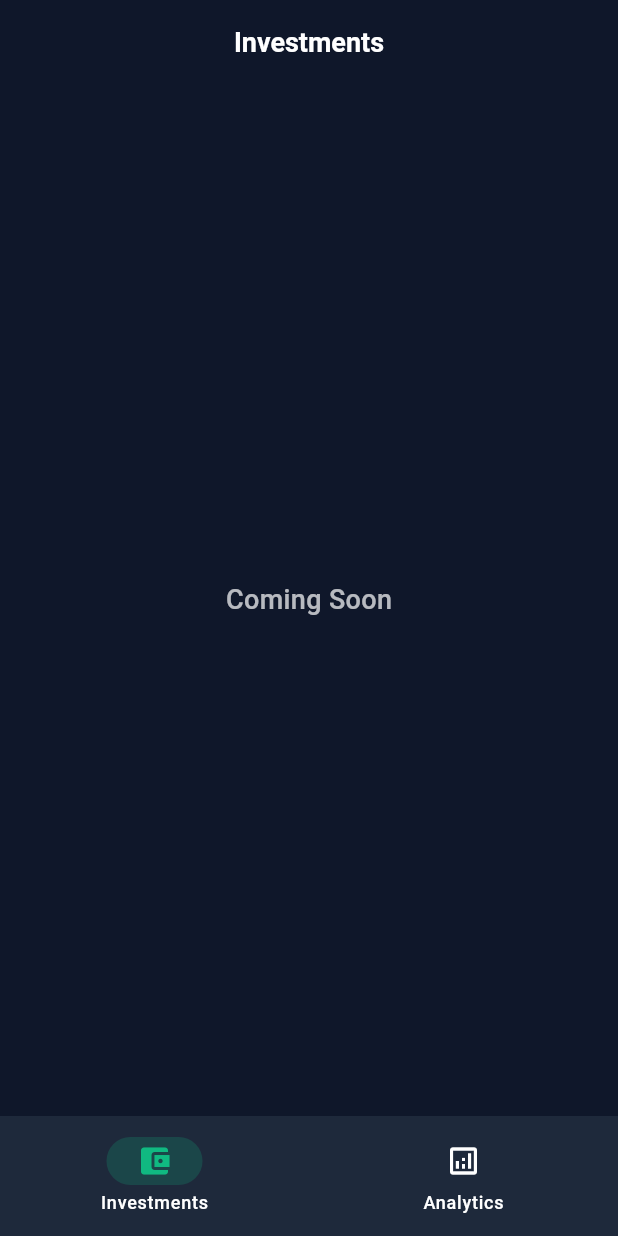
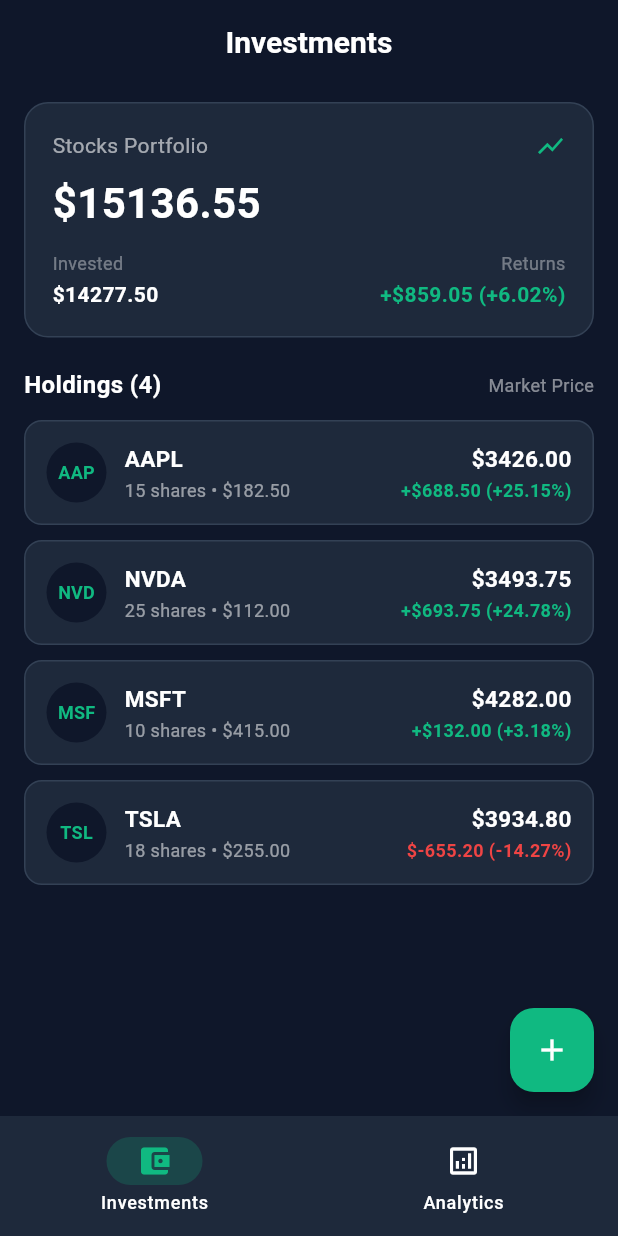
Before and after one commit to BharathPrabakar/InvestmentTracker, a Flutter app: the screen it shows after launch, on a phone screen of 412 x 824 dp. Run offline on Flutter 3.47's test engine with Material 3 defaults, Android fonts, the phone set to English and light mode, and no system bars.

Commit message:
feat(investments): add stock section with portfolio card, stock list, swipe-to-delete, and add modal

```diff
--- a/lib/main.dart
+++ b/lib/main.dart
@@ -1,4 +1,5 @@
 import 'package:flutter/material.dart';
+import 'screens/investments/investments_screen.dart';
 
 void main() {
   runApp(const InvestmentTrackerApp());
@@ -41,7 +42,7 @@
   int _currentIndex = 0;
 
   final List<Widget> _screens = const [
-    ScreenPlaceholder(title: 'Investments'),
+    InvestmentScreen(),
     ScreenPlaceholder(title: 'Analytics'),
   ];
 
--- /dev/null
+++ b/lib/models/stock_holding.dart
@@ -0,0 +1,24 @@
+class StockHolding {
+  final String id;
+  final String symbol;
+  final String companyName;
+  final double shares;
+  final double avgBuyPrice;
+  final double currentPrice;
+
+  const StockHolding({
+    required this.id,
+    required this.symbol,
+    required this.companyName,
+    required this.shares,
+    required this.avgBuyPrice,
+    required this.currentPrice,
+  });
+
+  double get investedValue => shares * avgBuyPrice;
+  double get currentValue => shares * currentPrice;
+  double get totalGainLoss => currentValue - investedValue;
+  double get totalGainLossPercentage =>
+      investedValue > 0 ? (totalGainLoss / investedValue) * 100 : 0.0;
+  bool get isProfitable => totalGainLoss >= 0;
+}
--- /dev/null
+++ b/lib/screens/investments/investments_screen.dart
@@ -0,0 +1,445 @@
+import 'package:flutter/material.dart';
+import '../../models/stock_holding.dart';
+
+class InvestmentScreen extends StatefulWidget {
+  const InvestmentScreen({super.key});
+
+  @override
+  State<InvestmentScreen> createState() => _InvestmentScreenState();
+}
+
+class _InvestmentScreenState extends State<InvestmentScreen> {
+  final List<StockHolding> _stocks = [
+    const StockHolding(
+      id: '1',
+      symbol: 'AAPL',
+      companyName: 'Apple Inc.',
+      shares: 15.0,
+      avgBuyPrice: 182.50,
+      currentPrice: 228.40,
+    ),
+    const StockHolding(
+      id: '2',
+      symbol: 'NVDA',
+      companyName: 'NVIDIA Corporation',
+      shares: 25.0,
+      avgBuyPrice: 112.00,
+      currentPrice: 139.75,
+    ),
+    const StockHolding(
+      id: '3',
+      symbol: 'MSFT',
+      companyName: 'Microsoft Corporation',
+      shares: 10.0,
+      avgBuyPrice: 415.00,
+      currentPrice: 428.20,
+    ),
+    const StockHolding(
+      id: '4',
+      symbol: 'TSLA',
+      companyName: 'Tesla, Inc.',
+      shares: 18.0,
+      avgBuyPrice: 255.00,
+      currentPrice: 218.60,
+    ),
+  ];
+
+  double get _totalInvested =>
+      _stocks.fold(0.0, (sum, stock) => sum + stock.investedValue);
+
+  double get _totalCurrentValue =>
+      _stocks.fold(0.0, (sum, stock) => sum + stock.currentValue);
+
+  double get _totalPnl => _totalCurrentValue - _totalInvested;
+
+  double get _totalPnlPercentage =>
+      _totalInvested > 0 ? (_totalPnl / _totalInvested) * 100 : 0.0;
+
+  void _openAddStockSheet() {
+    final symbolCtrl = TextEditingController();
+    final nameCtrl = TextEditingController();
+    final sharesCtrl = TextEditingController();
+    final buyPriceCtrl = TextEditingController();
+    final currentPriceCtrl = TextEditingController();
+
+    showModalBottomSheet(
+      context: context,
+      isScrollControlled: true,
+      backgroundColor: const Color(0xFF1E293B),
+      shape: const RoundedRectangleBorder(
+        borderRadius: BorderRadius.vertical(top: Radius.circular(20)),
+      ),
+      builder: (ctx) => Padding(
+        padding: EdgeInsets.only(
+          left: 20,
+          right: 20,
+          top: 20,
+          bottom: MediaQuery.of(ctx).viewInsets.bottom + 20,
+        ),
+        child: SingleChildScrollView(
+          child: Column(
+            mainAxisSize: MainAxisSize.min,
+            crossAxisAlignment: CrossAxisAlignment.start,
+            children: [
+              Row(
+                mainAxisAlignment: MainAxisAlignment.spaceBetween,
+                children: [
+                  const Text(
+                    'Add Stock Holding',
+                    style: TextStyle(
+                      fontSize: 18,
+                      fontWeight: FontWeight.bold,
+                      color: Colors.white,
+                    ),
+                  ),
+                  IconButton(
+                    icon: const Icon(Icons.close, color: Colors.white60),
+                    onPressed: () => Navigator.pop(ctx),
+                  ),
+                ],
+              ),
+              const SizedBox(height: 12),
+              TextField(
+                controller: symbolCtrl,
+                textCapitalization: TextCapitalization.characters,
+                decoration: const InputDecoration(
+                  labelText: 'Stock Symbol (e.g. GOOGL)',
+                  filled: true,
+                  fillColor: Color(0xFF0F172A),
+                  border: OutlineInputBorder(),
+                ),
+              ),
+              const SizedBox(height: 12),
+              TextField(
+                controller: nameCtrl,
+                decoration: const InputDecoration(
+                  labelText: 'Company Name (Optional)',
+                  filled: true,
+                  fillColor: Color(0xFF0F172A),
+                  border: OutlineInputBorder(),
+                ),
+              ),
+              const SizedBox(height: 12),
+              Row(
+                children: [
+                  Expanded(
+                    child: TextField(
+                      controller: sharesCtrl,
+                      keyboardType: const TextInputType.numberWithOptions(decimal: true),
+                      decoration: const InputDecoration(
+                        labelText: 'Shares',
+                        filled: true,
+                        fillColor: Color(0xFF0F172A),
+                        border: OutlineInputBorder(),
+                      ),
+                    ),
+                  ),
+                  const SizedBox(width: 12),
+                  Expanded(
+                    child: TextField(
+                      controller: buyPriceCtrl,
+                      keyboardType: const TextInputType.numberWithOptions(decimal: true),
+                      decoration: const InputDecoration(
+                        labelText: 'Avg Buy Price (\$)',
+                        filled: true,
+                        fillColor: Color(0xFF0F172A),
+                        border: OutlineInputBorder(),
+                      ),
+                    ),
+                  ),
+                ],
+              ),
+              const SizedBox(height: 12),
+              TextField(
+                controller: currentPriceCtrl,
+                keyboardType: const TextInputType.numberWithOptions(decimal: true),
+                decoration: const InputDecoration(
+                  labelText: 'Current Price (\$) (Defaults to Buy Price)',
+                  filled: true,
+                  fillColor: Color(0xFF0F172A),
+                  border: OutlineInputBorder(),
+                ),
+              ),
+              const SizedBox(height: 20),
+              SizedBox(
+                width: double.infinity,
+                height: 48,
+                child: ElevatedButton(
+                  style: ElevatedButton.styleFrom(
+                    backgroundColor: const Color(0xFF10B981),
+                    shape: RoundedRectangleBorder(
+                      borderRadius: BorderRadius.circular(10),
+                    ),
+                  ),
+                  onPressed: () {
+                    final symbol = symbolCtrl.text.trim().toUpperCase();
+                    final shares = double.tryParse(sharesCtrl.text.trim()) ?? 0.0;
+                    final buyPrice = double.tryParse(buyPriceCtrl.text.trim()) ?? 0.0;
+                    final currentPrice =
+                        double.tryParse(currentPriceCtrl.text.trim()) ?? buyPrice;
+                    final name = nameCtrl.text.trim();
+
+                    if (symbol.isNotEmpty && shares > 0 && buyPrice > 0) {
+                      setState(() {
+                        _stocks.add(StockHolding(
+                          id: DateTime.now().millisecondsSinceEpoch.toString(),
+                          symbol: symbol,
+                          companyName: name.isEmpty ? symbol : name,
+                          shares: shares,
+                          avgBuyPrice: buyPrice,
+                          currentPrice: currentPrice,
+                        ));
+                      });
+                      Navigator.pop(ctx);
+                    }
+                  },
+                  child: const Text(
+                    'Save Stock',
+                    style: TextStyle(
+                      fontSize: 16,
+                      fontWeight: FontWeight.bold,
+                      color: Colors.white,
+                    ),
+                  ),
+                ),
+              ),
+            ],
+          ),
+        ),
+      ),
+    );
+  }
+
+  @override
+  Widget build(BuildContext context) {
+    final isProfitable = _totalPnl >= 0;
+
+    return Scaffold(
+      appBar: AppBar(
+        title: const Text(
+          'Investments',
+          style: TextStyle(fontWeight: FontWeight.bold, fontSize: 20),
+        ),
+      ),
+      floatingActionButton: FloatingActionButton(
+        backgroundColor: const Color(0xFF10B981),
+        onPressed: _openAddStockSheet,
+        child: const Icon(Icons.add, color: Colors.white),
+      ),
+      body: ListView(
+        padding: const EdgeInsets.symmetric(horizontal: 16.0, vertical: 12.0),
+        children: [
+          // Portfolio Stock Summary Card
+          Container(
+            padding: const EdgeInsets.all(18),
+            decoration: BoxDecoration(
+              color: const Color(0xFF1E293B),
+              borderRadius: BorderRadius.circular(16),
+              border: Border.all(color: const Color(0xFF334155)),
+            ),
+            child: Column(
+              crossAxisAlignment: CrossAxisAlignment.start,
+              children: [
+                const Row(
+                  mainAxisAlignment: MainAxisAlignment.spaceBetween,
+                  children: [
+                    Text(
+                      'Stocks Portfolio',
+                      style: TextStyle(color: Colors.white60, fontSize: 14),
+                    ),
+                    Icon(Icons.show_chart, color: Color(0xFF10B981), size: 20),
+                  ],
+                ),
+                const SizedBox(height: 8),
+                Text(
+                  '\$${_totalCurrentValue.toStringAsFixed(2)}',
+                  style: const TextStyle(
+                    fontSize: 28,
+                    fontWeight: FontWeight.bold,
+                    color: Colors.white,
+                  ),
+                ),
+                const SizedBox(height: 12),
+                Row(
+                  mainAxisAlignment: MainAxisAlignment.spaceBetween,
+                  children: [
+                    Column(
+                      crossAxisAlignment: CrossAxisAlignment.start,
+                      children: [
+                        const Text(
+                          'Invested',
+                          style: TextStyle(color: Colors.white38, fontSize: 12),
+                        ),
+                        const SizedBox(height: 2),
+                        Text(
+                          '\$${_totalInvested.toStringAsFixed(2)}',
+                          style: const TextStyle(
+                            color: Colors.white,
+                            fontSize: 14,
+                            fontWeight: FontWeight.w600,
+                          ),
+                        ),
+                      ],
+                    ),
+                    Column(
+                      crossAxisAlignment: CrossAxisAlignment.end,
+                      children: [
+                        const Text(
+                          'Returns',
+                          style: TextStyle(color: Colors.white38, fontSize: 12),
+                        ),
+                        const SizedBox(height: 2),
+                        Text(
+                          '${isProfitable ? '+' : ''}\$${_totalPnl.toStringAsFixed(2)} (${isProfitable ? '+' : ''}${_totalPnlPercentage.toStringAsFixed(2)}%)',
+                          style: TextStyle(
+                            color: isProfitable
+                                ? const Color(0xFF10B981)
+                                : const Color(0xFFEF4444),
+                            fontSize: 14,
+                            fontWeight: FontWeight.w600,
+                          ),
+                        ),
+                      ],
+                    ),
+                  ],
+                ),
+              ],
+            ),
+          ),
+          const SizedBox(height: 20),
+          // Section Title
+          Row(
+            mainAxisAlignment: MainAxisAlignment.spaceBetween,
+            children: [
+              Text(
+                'Holdings (${_stocks.length})',
+                style: const TextStyle(
+                  fontSize: 16,
+                  fontWeight: FontWeight.bold,
+                  color: Colors.white,
+                ),
+              ),
+              Text(
+                'Market Price',
+                style: TextStyle(fontSize: 12, color: Colors.white.withValues(alpha: 0.5)),
+              ),
+            ],
+          ),
+          const SizedBox(height: 12),
+          // Stock Holdings List
+          if (_stocks.isEmpty)
+            Container(
+              padding: const EdgeInsets.symmetric(vertical: 40),
+              alignment: Alignment.center,
+              child: const Text(
+                'No stocks added yet.\nTap + to add your first stock holding.',
+                textAlign: TextAlign.center,
+                style: TextStyle(color: Colors.white38, fontSize: 14),
+              ),
+            )
+          else
+            ..._stocks.asMap().entries.map((entry) {
+              final index = entry.key;
+              final stock = entry.value;
+              final pos = stock.isProfitable;
+
+              return Dismissible(
+                key: Key(stock.id),
+                direction: DismissDirection.endToStart,
+                background: Container(
+                  alignment: Alignment.centerRight,
+                  padding: const EdgeInsets.only(right: 20),
+                  margin: const EdgeInsets.only(bottom: 10),
+                  decoration: BoxDecoration(
+                    color: const Color(0xFFEF4444),
+                    borderRadius: BorderRadius.circular(12),
+                  ),
+                  child: const Icon(Icons.delete_outline, color: Colors.white),
+                ),
+                onDismissed: (_) {
+                  setState(() {
+                    _stocks.removeAt(index);
+                  });
+                },
+                child: Container(
+                  margin: const EdgeInsets.only(bottom: 10),
+                  padding: const EdgeInsets.all(14),
+                  decoration: BoxDecoration(
+                    color: const Color(0xFF1E293B),
+                    borderRadius: BorderRadius.circular(12),
+                    border: Border.all(color: const Color(0xFF334155)),
+                  ),
+                  child: Row(
+                    children: [
+                      CircleAvatar(
+                        radius: 20,
+                        backgroundColor: const Color(0xFF0F172A),
+                        child: Text(
+                          stock.symbol.length > 3
+                              ? stock.symbol.substring(0, 3)
+                              : stock.symbol,
+                          style: const TextStyle(
+                            color: Color(0xFF10B981),
+                            fontWeight: FontWeight.bold,
+                            fontSize: 12,
+                          ),
+                        ),
+                      ),
+                      const SizedBox(width: 12),
+                      Expanded(
+                        child: Column(
+                          crossAxisAlignment: CrossAxisAlignment.start,
+                          children: [
+                            Text(
+                              stock.symbol,
+                              style: const TextStyle(
+                                color: Colors.white,
+                                fontWeight: FontWeight.bold,
+                                fontSize: 15,
+                              ),
+                            ),
+                            const SizedBox(height: 2),
+                            Text(
+                              '${stock.shares % 1 == 0 ? stock.shares.toInt() : stock.shares} shares • \$${stock.avgBuyPrice.toStringAsFixed(2)}',
+                              style: const TextStyle(
+                                color: Colors.white54,
+                                fontSize: 12,
+                              ),
+                            ),
+                          ],
+                        ),
+                      ),
+                      Column(
+                        crossAxisAlignment: CrossAxisAlignment.end,
+                        children: [
+                          Text(
+                            '\$${stock.currentValue.toStringAsFixed(2)}',
+                            style: const TextStyle(
+                              color: Colors.white,
+                              fontWeight: FontWeight.bold,
+                              fontSize: 15,
+                            ),
+                          ),
+                          const SizedBox(height: 2),
+                          Text(
+                            '${pos ? '+' : ''}\$${stock.totalGainLoss.toStringAsFixed(2)} (${pos ? '+' : ''}${stock.totalGainLossPercentage.toStringAsFixed(2)}%)',
+                            style: TextStyle(
+                              color: pos
+                                  ? const Color(0xFF10B981)
+                                  : const Color(0xFFEF4444),
+                              fontSize: 12,
+                              fontWeight: FontWeight.w600,
+                            ),
+                          ),
+                        ],
+                      ),
+                    ],
+                  ),
+                ),
+              );
+            }),
+        ],
+      ),
+    );
+  }
+}
```
Also changed, not shown: 1 other file.
